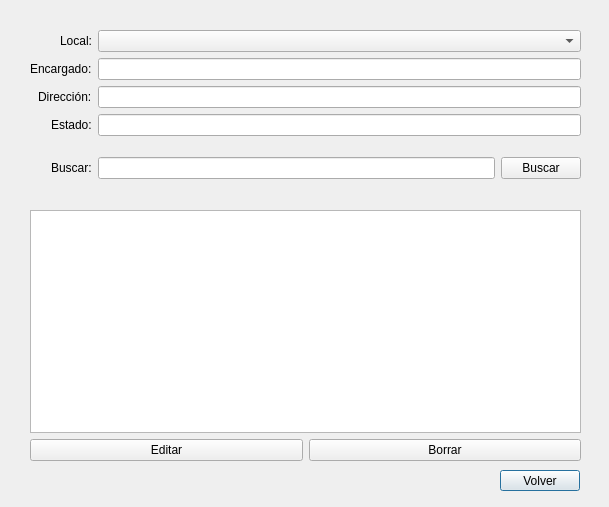
Old version of the form PAF_GUI/PAF_GRAFICA/gui/gestionarpersonalgui.ui in the repository JMOrbegoso/USS-2021-II-PP.
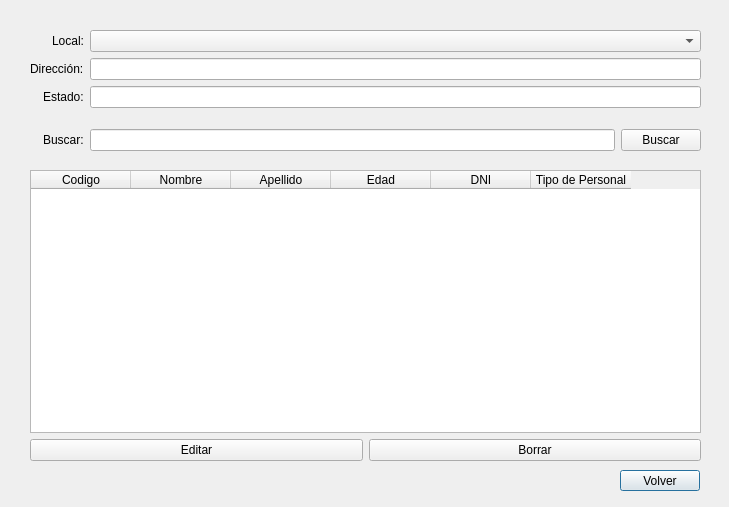
New version of the form.

Patch:
```diff
--- a/PAF_GUI/PAF_GRAFICA/gui/gestionarpersonalgui.ui
+++ b/PAF_GUI/PAF_GRAFICA/gui/gestionarpersonalgui.ui
@@ -6,7 +6,7 @@
    <rect>
     <x>0</x>
     <y>0</y>
-    <width>609</width>
+    <width>729</width>
     <height>507</height>
    </rect>
   </property>
@@ -16,7 +16,7 @@
   <widget class="QPushButton" name="bntVolPers">
    <property name="geometry">
     <rect>
-     <x>500</x>
+     <x>620</x>
      <y>470</y>
      <width>80</width>
      <height>21</height>
@@ -31,8 +31,8 @@
     <rect>
      <x>30</x>
      <y>30</y>
-     <width>551</width>
-     <height>171</height>
+     <width>671</width>
+     <height>131</height>
     </rect>
    </property>
    <layout class="QFormLayout" name="formLayout">
@@ -50,41 +50,34 @@
      <widget class="QComboBox" name="txtLocPers"/>
     </item>
     <item row="1" column="0">
-     <widget class="QLabel" name="label_3">
+     <widget class="QLabel" name="label_4">
       <property name="text">
-       <string>Encargado:</string>
+       <string>Dirección:</string>
       </property>
      </widget>
     </item>
     <item row="1" column="1">
-     <widget class="QLineEdit" name="txtEncPers">
-      <property name="readOnly">
-       <bool>true</bool>
-      </property>
-     </widget>
-    </item>
-    <item row="2" column="1">
      <widget class="QLineEdit" name="txtDirPers">
       <property name="readOnly">
        <bool>true</bool>
       </property>
      </widget>
     </item>
-    <item row="3" column="0">
+    <item row="2" column="0">
      <widget class="QLabel" name="label_5">
       <property name="text">
        <string>Estado:</string>
       </property>
      </widget>
     </item>
-    <item row="3" column="1">
+    <item row="2" column="1">
      <widget class="QLineEdit" name="txtEstPers">
       <property name="readOnly">
        <bool>true</bool>
       </property>
      </widget>
     </item>
-    <item row="4" column="0">
+    <item row="3" column="0">
      <layout class="QHBoxLayout" name="horizontalLayout">
       <property name="topMargin">
        <number>15</number>
@@ -98,7 +91,7 @@
       </item>
      </layout>
     </item>
-    <item row="4" column="1">
+    <item row="3" column="1">
      <layout class="QHBoxLayout" name="horizontalLayout_2">
       <property name="topMargin">
        <number>15</number>
@@ -115,27 +108,51 @@
       </item>
      </layout>
     </item>
-    <item row="2" column="0">
-     <widget class="QLabel" name="label_4">
-      <property name="text">
-       <string>Dirección:</string>
-      </property>
-     </widget>
-    </item>
    </layout>
   </widget>
   <widget class="QWidget" name="verticalLayoutWidget_2">
    <property name="geometry">
     <rect>
      <x>30</x>
-     <y>210</y>
-     <width>551</width>
-     <height>251</height>
+     <y>170</y>
+     <width>671</width>
+     <height>291</height>
     </rect>
    </property>
    <layout class="QVBoxLayout" name="verticalLayout_2">
     <item>
-     <widget class="QTableWidget" name="tablePers"/>
+     <widget class="QTableWidget" name="tablePers">
+      <column>
+       <property name="text">
+        <string>Codigo</string>
+       </property>
+      </column>
+      <column>
+       <property name="text">
+        <string>Nombre</string>
+       </property>
+      </column>
+      <column>
+       <property name="text">
+        <string>Apellido</string>
+       </property>
+      </column>
+      <column>
+       <property name="text">
+        <string>Edad</string>
+       </property>
+      </column>
+      <column>
+       <property name="text">
+        <string>DNI</string>
+       </property>
+      </column>
+      <column>
+       <property name="text">
+        <string>Tipo de Personal</string>
+       </property>
+      </column>
+     </widget>
     </item>
     <item>
      <layout class="QHBoxLayout" name="horizontalLayout_4">
```
Left out of the diff: 2 changed lines with no effect on the pictures.
